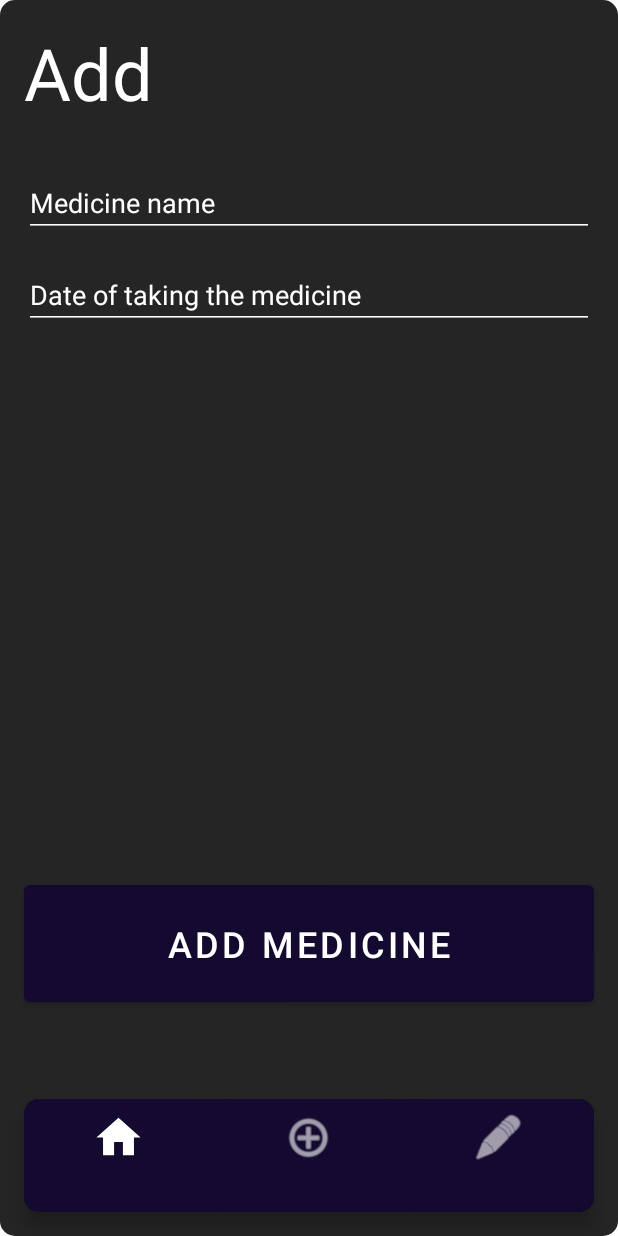
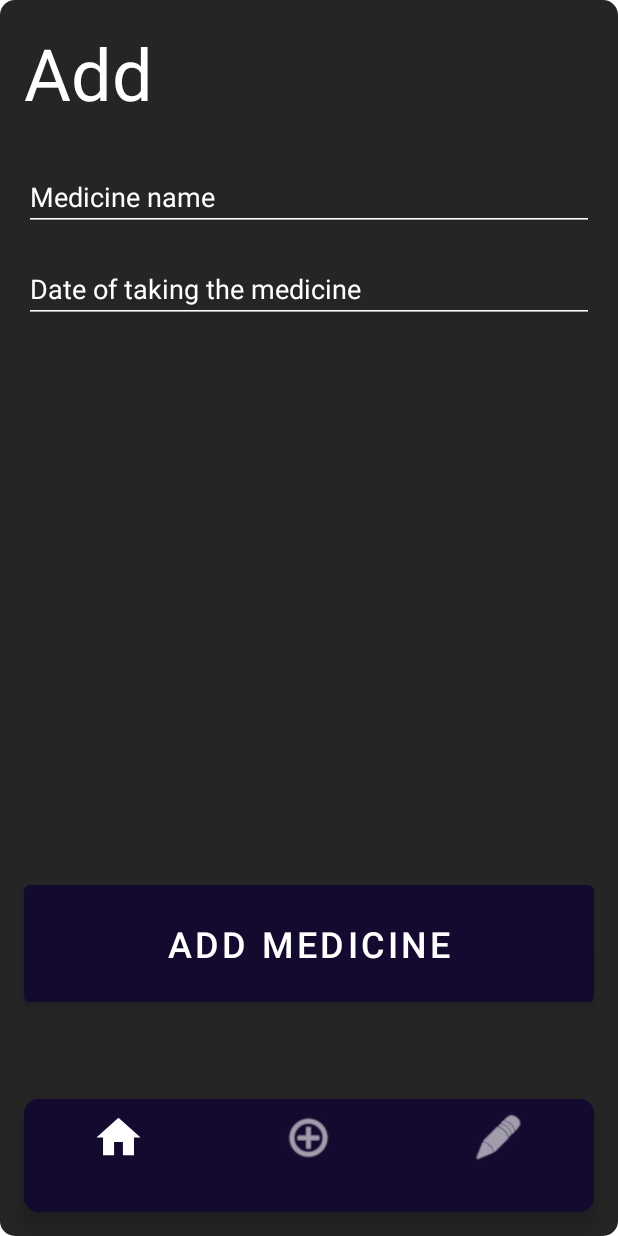
Before and after one commit to JumppanenTomi/Pilleriappi_1.0, an Android app: the addFragment screen opened through its navigation route, on a phone screen of 412 x 824 dp. Run offline under Robolectric (Android 15) with nearby library versions, the phone set to English and light mode, and no system bars; our stand-ins replace navigation-ui.

```diff
--- a/app/src/main/res/layout/fragment_add.xml
+++ b/app/src/main/res/layout/fragment_add.xml
@@ -30,7 +30,7 @@
         android:layout_width="0dp"
         android:layout_height="wrap_content"
         android:layout_marginStart="16dp"
-        android:layout_marginTop="32dp"
+        android:layout_marginTop="28dp"
         android:layout_marginEnd="16dp"
         android:backgroundTint="@color/white"
         android:ems="10"
```
